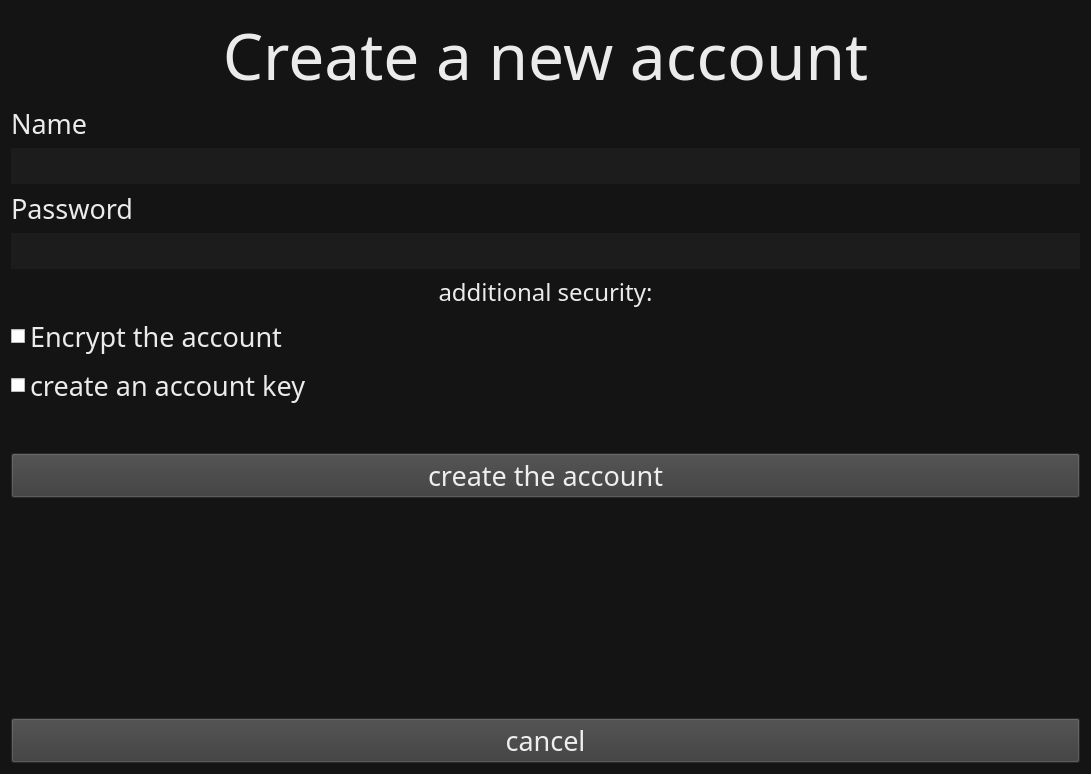
raisfeld-ori/Raisfeld_Encrypter, file gui/create_account.ui: the form before one commit.
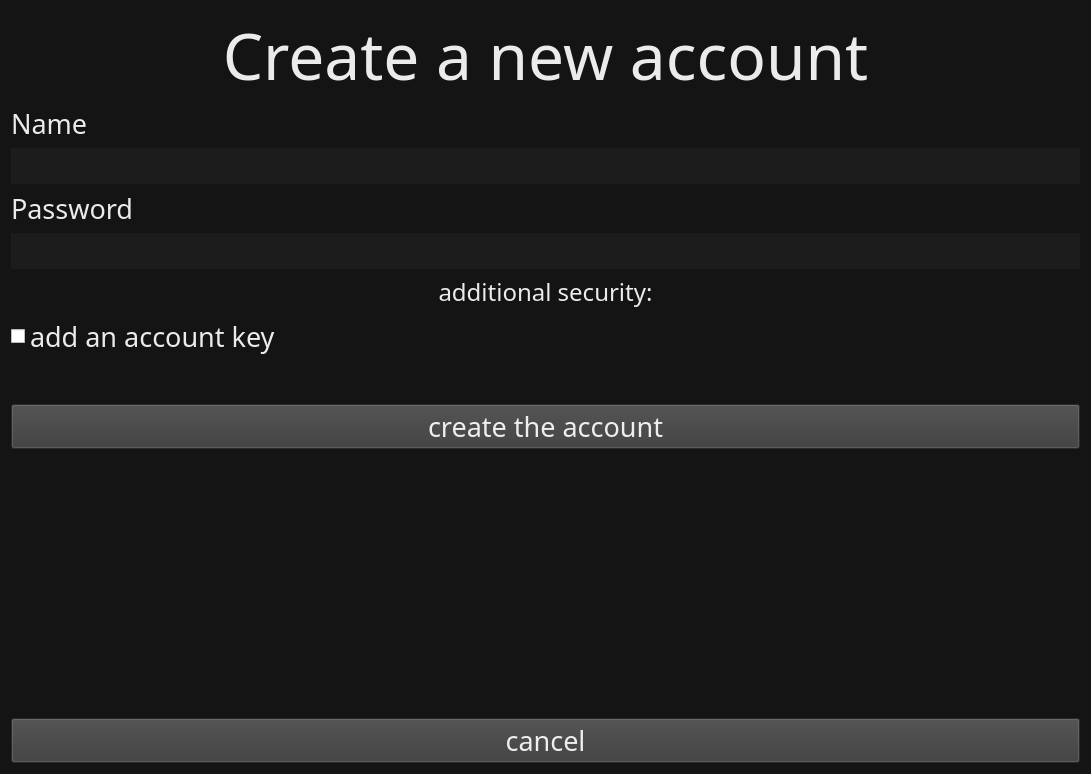
The form after the commit.

Patch:
```diff
--- a/gui/create_account.ui
+++ b/gui/create_account.ui
@@ -253,23 +253,7 @@
         <cursorShape>PointingHandCursor</cursorShape>
        </property>
        <property name="text">
-        <string>Encrypt the account</string>
-       </property>
-      </widget>
-     </item>
-     <item>
-      <widget class="QCheckBox" name="key">
-       <property name="font">
-        <font>
-         <family>Secular One</family>
-         <pointsize>20</pointsize>
-        </font>
-       </property>
-       <property name="cursor">
-        <cursorShape>PointingHandCursor</cursorShape>
-       </property>
-       <property name="text">
-        <string>create an account key</string>
+        <string>add an account key</string>
        </property>
       </widget>
      </item>
@@ -305,6 +289,25 @@
        </property>
       </widget>
      </item>
+     <item>
+      <widget class="QLabel" name="Error">
+       <property name="font">
+        <font>
+         <family>Secular One</family>
+         <pointsize>16</pointsize>
+        </font>
+       </property>
+       <property name="styleSheet">
+        <string notr="true">color:red;</string>
+       </property>
+       <property name="text">
+        <string/>
+       </property>
+       <property name="alignment">
+        <set>Qt::AlignCenter</set>
+       </property>
+      </widget>
+     </item>
      <item>
       <spacer name="verticalSpacer">
        <property name="orientation">
```
Left out of the diff: 2 changed lines with no effect on the pictures.
